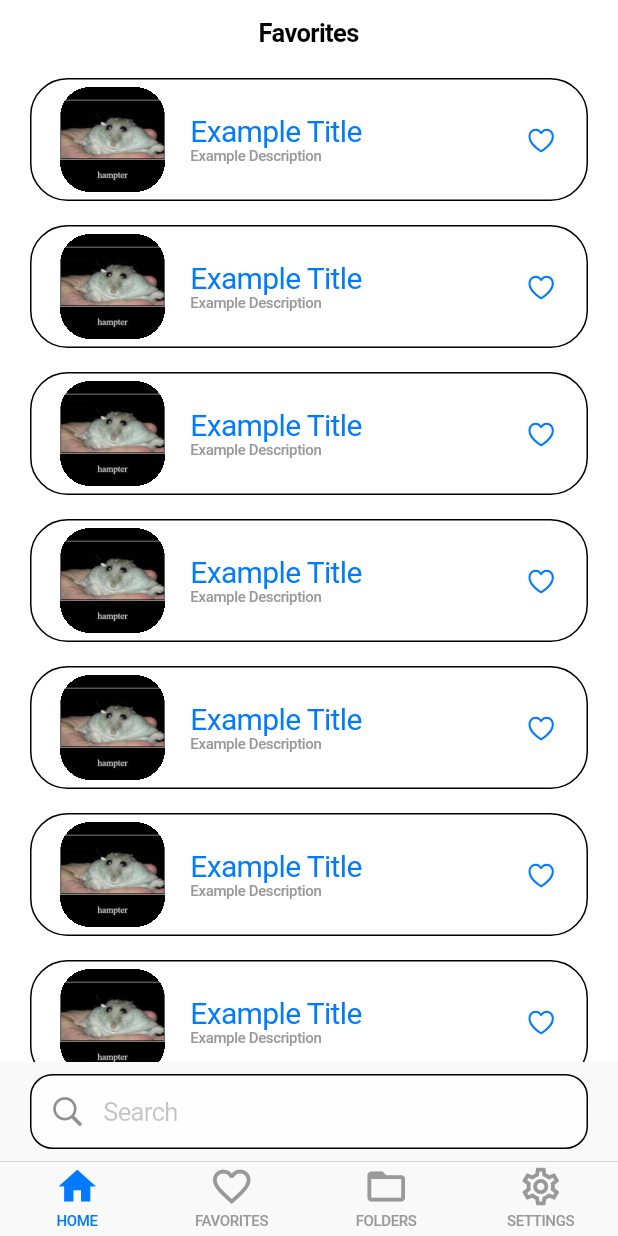
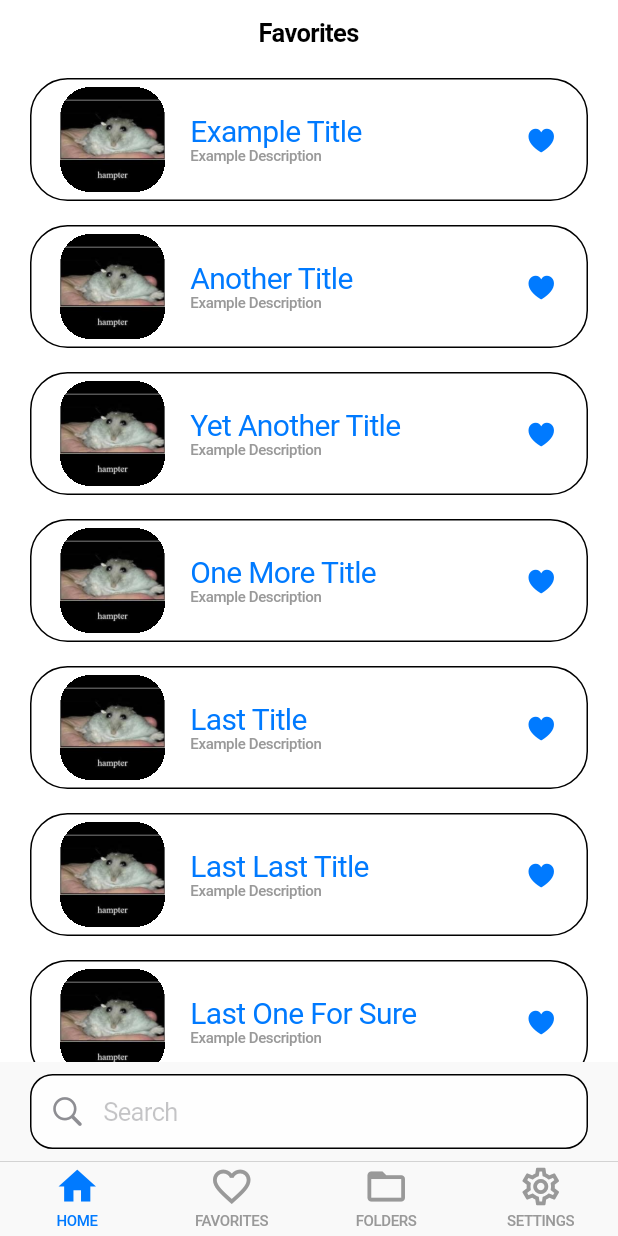
Before and after one commit to MA-SOSE2023/WallAt, a Flutter app: the FavoritesScreen screen opened by its route, on a phone screen of 412 x 824 dp. Run offline on Flutter 3.47's test engine with Material 2 defaults, Android fonts, the phone set to English and light mode, and no system bars; our stand-ins replace beamer, flutter_carousel_widget, flutter_riverpod, freezed_annotation, photo_view.

Commit message:
#30-expose SingleItem id to enable preloading

```diff
--- a/lib/common/custom_widgets/document_card/document_card.dart
+++ b/lib/common/custom_widgets/document_card/document_card.dart
@@ -4,20 +4,20 @@ import 'package:flutter_riverpod/flutter_riverpod.dart';
 
 import '/common/provider.dart';
 import '/pages/single_item/single_item_view.dart';
+import '/pages/single_item/model/single_item.dart';
 
 class DocumentCard extends ConsumerWidget {
   const DocumentCard({
-    required String id,
+    required SingleItem item,
     super.key,
-  }) : _id = id;
+  }) : _item = item;
 
-  final String _id;
+  final SingleItem _item;
 
   @override
   Widget build(BuildContext context, WidgetRef ref) {
-    SingleItemController controller = ref.watch(
-      Providers.singleItemControllerProvider(_id).notifier,
-    );
+    SingleItemController controller =
+        ref.watch(Providers.singleItemControllerProvider(_item.id).notifier);
     return CupertinoListSection.insetGrouped(
       margin: const EdgeInsets.all(0),
       backgroundColor: Colors.transparent,
@@ -29,13 +29,13 @@ class DocumentCard extends ConsumerWidget {
           title: Column(
             crossAxisAlignment: CrossAxisAlignment.start,
             children: [
-              Text(controller.getTitle(),
+              Text(_item.title,
                   style: CupertinoTheme.of(context)
                       .textTheme
                       .navActionTextStyle
                       .copyWith(fontSize: 20)),
               Text(
-                controller.getDescription(),
+                _item.description,
                 maxLines: 2,
                 style: CupertinoTheme.of(context).textTheme.tabLabelTextStyle,
               ),
@@ -52,7 +52,7 @@ class DocumentCard extends ConsumerWidget {
             child: FittedBox(
               fit: BoxFit.cover,
               child: Hero(
-                tag: singleItemHeroTag(_id),
+                tag: singleItemHeroTag(_item.id),
                 child: Image(
                   image: controller.getImage().image,
                 ),
--- a/lib/common/custom_widgets/document_card/document_card_container.dart
+++ b/lib/common/custom_widgets/document_card/document_card_container.dart
@@ -6,15 +6,13 @@ import '/common/provider.dart';
 import '/pages/single_item/model/single_item.dart';
 
 class DocumentCardContainer extends ConsumerWidget {
-  const DocumentCardContainer({required String id, super.key}) : _id = id;
+  const DocumentCardContainer({required SingleItem item, super.key})
+      : _item = item;
 
-  final String _id;
+  final SingleItem _item;
 
   @override
   Widget build(BuildContext context, WidgetRef ref) {
-    SingleItem doc = ref.watch(
-      Providers.singleItemControllerProvider(_id),
-    );
     return Container(
       decoration: BoxDecoration(
         color: CupertinoTheme.of(context).scaffoldBackgroundColor,
@@ -26,12 +24,12 @@ class DocumentCardContainer extends ConsumerWidget {
       ),
       child: Row(
         children: [
-          Expanded(child: DocumentCard(id: _id)),
+          Expanded(child: DocumentCard(item: _item)),
           CupertinoButton(
             onPressed: ref
-                .read(Providers.singleItemControllerProvider(_id).notifier)
+                .read(Providers.singleItemControllerProvider(_item.id).notifier)
                 .setFavorite,
-            child: Icon(doc.isFavorite
+            child: Icon(_item.isFavorite
                 ? CupertinoIcons.heart_fill
                 : CupertinoIcons.heart),
           ),
--- a/lib/common/custom_widgets/document_card/document_card_container_list.dart
+++ b/lib/common/custom_widgets/document_card/document_card_container_list.dart
@@ -1,22 +1,23 @@
 import 'package:flutter/cupertino.dart';
 
 import 'document_card_container.dart';
+import '/pages/single_item/model/single_item.dart';
 
 class DocumentCardContainerList extends StatelessWidget {
-  const DocumentCardContainerList({required itemIds, super.key})
-      : _itemIds = itemIds;
+  const DocumentCardContainerList({required List<SingleItem> items, super.key})
+      : _items = items;
 
-  final List<String> _itemIds;
+  final List<SingleItem> _items;
 
   @override
   Widget build(BuildContext context) {
     return Expanded(
       child: ListView(
-        children: _itemIds
+        children: _items
             .map(
-              (String id) => Padding(
+              (SingleItem item) => Padding(
                 padding: const EdgeInsets.fromLTRB(20.0, 8.0, 20.0, 8.0),
-                child: DocumentCardContainer(id: id),
+                child: DocumentCardContainer(item: item),
               ),
             )
             .toList(),
--- a/lib/common/provider.dart
+++ b/lib/common/provider.dart
@@ -45,11 +45,10 @@ class Providers {
   });
 
   /// Provider for [FavoritesScreen]
-  /// - Provides a [FavoritesController] for a List<String> containing ids
-  ///  of [SingleItem]s
-  static final StateNotifierProvider<FavoritesController, List<String>>
+  /// - Provides a [FavoritesController] for a List of [SingleItem]s
+  static final StateNotifierProvider<FavoritesController, List<SingleItem>>
       favoritesControllerProvider =
-      StateNotifierProvider<FavoritesController, List<String>>((ref) {
+      StateNotifierProvider<FavoritesController, List<SingleItem>>((ref) {
     return FavoritesControllerMock();
   });
 
--- a/lib/pages/favorites/favorites_controller.dart
+++ b/lib/pages/favorites/favorites_controller.dart
@@ -1,19 +1,49 @@
+import 'package:flutter_riverpod/flutter_riverpod.dart';
+
 import 'favorites_view.dart';
+import '/pages/single_item/model/item_event.dart';
+import '/pages/single_item/model/single_item.dart';
 
-List<String> mockItems = [
-  '1',
-  '2',
-  '3',
-  '4',
-  '5',
-  '6',
-  '7',
-  '8',
+SingleItem _mockSingleItem(int id) => SingleItem(
+      id: '$id',
+      title: 'Example Title',
+      description: 'Example Description',
+      image: 'assets/dev_debug_images/hampter1.jpg',
+      isFavorite: true,
+      events: [
+        ItemEvent(
+            description: "Example Event",
+            date: DateTime.now(),
+            parentId: '$id'),
+        ItemEvent(
+            description: "Example Event",
+            date: DateTime.now(),
+            parentId: '$id'),
+        ItemEvent(
+            description: "Example Event",
+            date: DateTime.now(),
+            parentId: '$id'),
+      ],
+      currentSelectedDate: null,
+    );
+
+var _id = 0;
+
+List<SingleItem> _mockItems = [
+  _mockSingleItem(_id++),
+  _mockSingleItem(_id++).copyWith(title: 'Another Title'),
+  _mockSingleItem(_id++).copyWith(title: 'Yet Another Title'),
+  _mockSingleItem(_id++).copyWith(title: 'One More Title'),
+  _mockSingleItem(_id++).copyWith(title: 'Last Title'),
+  _mockSingleItem(_id++).copyWith(title: 'Last Last Title'),
+  _mockSingleItem(_id++).copyWith(title: 'Last One For Sure'),
+  _mockSingleItem(_id++).copyWith(title: 'Promise, this is the last'),
+  _mockSingleItem(_id++).copyWith(title: 'Sorry, one more'),
 ];
 
 class FavoritesControllerMock extends FavoritesController {
-  FavoritesControllerMock() : super(mockItems);
+  FavoritesControllerMock() : super(_mockItems);
 
   @override
-  List<String> get favorites => state;
+  List<SingleItem> get favorites => state;
 }
--- a/lib/pages/favorites/favorites_view.dart
+++ b/lib/pages/favorites/favorites_view.dart
@@ -7,13 +7,14 @@ import '/common/custom_widgets/all_custom_widgets.dart'
         DocumentCardContainerList,
         CameraButtonHeroDestination,
         SearchBarContainer;
+import '/pages/single_item/model/single_item.dart';
 
 class FavoritesScreen extends ConsumerWidget {
   const FavoritesScreen({super.key});
 
   @override
   Widget build(BuildContext context, WidgetRef ref) {
-    final List<String> itemIds =
+    final List<SingleItem> favorites =
         ref.watch(Providers.favoritesControllerProvider);
     return CupertinoPageScaffold(
       navigationBar: const CupertinoNavigationBar(
@@ -29,7 +30,7 @@ class FavoritesScreen extends ConsumerWidget {
               ),
               child: Column(
                 children: [
-                  DocumentCardContainerList(itemIds: itemIds),
+                  DocumentCardContainerList(items: favorites),
                   // Search bar for filtering items
                   SearchBarContainer(onChanged: (value) {}),
                 ],
@@ -42,8 +43,8 @@ class FavoritesScreen extends ConsumerWidget {
   }
 }
 
-abstract class FavoritesController extends StateNotifier<List<String>> {
-  FavoritesController(List<String> state) : super(state);
+abstract class FavoritesController extends StateNotifier<List<SingleItem>> {
+  FavoritesController(List<SingleItem> state) : super(state);
 
-  List<String> get favorites;
+  List<SingleItem> get favorites;
 }
--- a/lib/pages/home/home_controller.dart
+++ b/lib/pages/home/home_controller.dart
@@ -1,8 +1,9 @@
 import 'home_model.dart';
 import 'home_view.dart';
+import '/pages/single_item/model/single_item.dart';
 import '/pages/single_item/model/item_event.dart';
 
-List<ItemEvent> mockEvents = [
+List<ItemEvent> _mockEvents = [
   ItemEvent(
       description:
           "Example Event with very long text that will surely overflow the screen",
@@ -12,8 +13,44 @@ List<ItemEvent> mockEvents = [
   ItemEvent(description: "Example Event", date: DateTime.now(), parentId: '1')
 ];
 
+SingleItem _mockSingleItem(int id) => SingleItem(
+      id: '$id',
+      title: 'Example Title',
+      description: 'Example Description',
+      image: 'assets/dev_debug_images/hampter1.jpg',
+      isFavorite: true,
+      events: [
+        ItemEvent(
+            description: "Example Event",
+            date: DateTime.now(),
+            parentId: '$id'),
+        ItemEvent(
+            description: "Example Event",
+            date: DateTime.now(),
+            parentId: '$id'),
+        ItemEvent(
+            description: "Example Event",
+            date: DateTime.now(),
+            parentId: '$id'),
+      ],
+      currentSelectedDate: null,
+    );
+
+var _id = 0;
+
+List<SingleItem> _mockItems = [
+  _mockSingleItem(_id++),
+  _mockSingleItem(_id++).copyWith(title: 'Another Title'),
+  _mockSingleItem(_id++).copyWith(title: 'Yet Another Title'),
+  _mockSingleItem(_id++).copyWith(title: 'One More Title'),
+  _mockSingleItem(_id++).copyWith(title: 'Last Title'),
+  _mockSingleItem(_id++).copyWith(title: 'Last Last Title'),
+  _mockSingleItem(_id++).copyWith(title: 'Last One For Sure'),
+  _mockSingleItem(_id++).copyWith(title: 'Promise, this is the last'),
+  _mockSingleItem(_id++).copyWith(title: 'Sorry, one more'),
+];
+
 class HomeControllerMock extends HomeController {
   HomeControllerMock()
-      : super(HomeModel(
-            events: mockEvents, itemIds: ['1', '2', '3', '4', '5', '6']));
+      : super(HomeModel(events: _mockEvents, recentItems: _mockItems));
 }
--- a/lib/pages/home/home_model.dart
+++ b/lib/pages/home/home_model.dart
@@ -1,5 +1,6 @@
 import 'package:freezed_annotation/freezed_annotation.dart';
 
+import '/pages/single_item/model/single_item.dart';
 import '/pages/single_item/model/item_event.dart';
 
 part 'home_model.freezed.dart';
@@ -8,6 +9,6 @@ part 'home_model.freezed.dart';
 class HomeModel with _$HomeModel {
   const factory HomeModel({
     required List<ItemEvent> events,
-    required List<String> itemIds,
+    required List<SingleItem> recentItems,
   }) = _HomeModel;
 }
--- a/lib/pages/home/home_view.dart
+++ b/lib/pages/home/home_view.dart
@@ -8,6 +8,7 @@ import '/common/provider.dart';
 import '/common/custom_widgets/all_custom_widgets.dart'
     show EventCard, DocumentCard, cameraButtonHeroTag;
 import '/router/router.dart';
+import '/pages/single_item/model/single_item.dart';
 import '/pages/single_item/model/item_event.dart';
 
 class HomeScreen extends ConsumerWidget {
@@ -22,7 +23,7 @@ class HomeScreen extends ConsumerWidget {
             ))
         .toList();
     final List<DocumentCard> documentCards =
-        model.itemIds.map((id) => DocumentCard(id: id)).toList();
+        model.recentItems.map((item) => DocumentCard(item: item)).toList();
     return Scaffold(
       appBar: const CupertinoNavigationBar(
         middle: Text('Home'),
@@ -142,5 +143,5 @@ abstract class HomeController extends StateNotifier<HomeModel> {
   HomeController(HomeModel state) : super(state);
 
   List<ItemEvent> get events => state.events;
-  List<String> get itemIds => state.itemIds;
+  List<SingleItem> get recentItems => state.recentItems;
 }
--- a/lib/pages/single_item/model/single_item.dart
+++ b/lib/pages/single_item/model/single_item.dart
@@ -6,6 +6,7 @@ part 'single_item.freezed.dart';
 @freezed
 class SingleItem with _$SingleItem {
   const factory SingleItem({
+    required String id,
     required String title,
     required String description,
     required String image,
--- a/lib/pages/single_item/single_item_controller.dart
+++ b/lib/pages/single_item/single_item_controller.dart
@@ -6,6 +6,7 @@ import '/pages/single_item/single_item_view.dart';
 import '/router/router.dart';
 
 var mockSingleItem = SingleItem(
+  id: '1',
   title: 'Example Title',
   description: 'Example Description',
   image: 'assets/dev_debug_images/hampter1.jpg',
```
Also changed, not shown: lib/pages/home/home_model.freezed.dart, lib/pages/single_item/model/single_item.freezed.dart.
